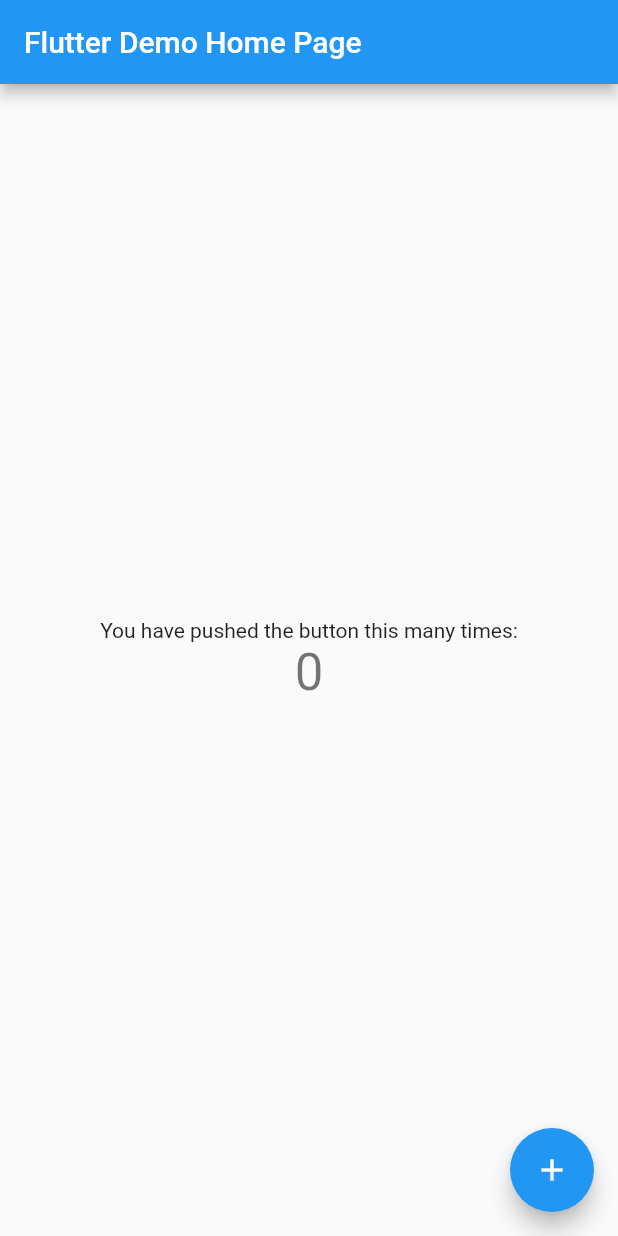
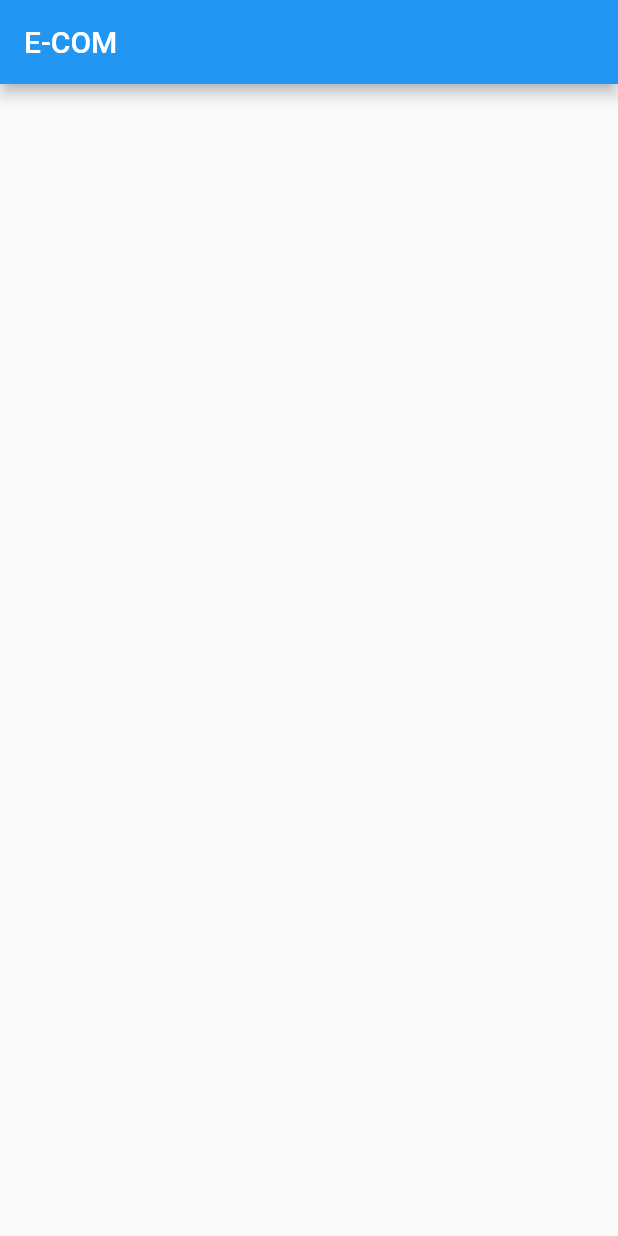
Before and after one commit to javed-khan-developer/e_commerce_app, a Flutter app: the screen it shows after launch, on a phone screen of 412 x 824 dp. Run offline on Flutter 3.47's test engine with Material 2 defaults, Android fonts, the phone set to English and light mode, and no system bars.

Commit message:
initial commit

```diff
--- a/lib/main.dart
+++ b/lib/main.dart
@@ -7,109 +7,31 @@ void main() {
 class MyApp extends StatelessWidget {
   const MyApp({super.key});
 
-  // This widget is the root of your application.
   @override
   Widget build(BuildContext context) {
     return MaterialApp(
-      title: 'Flutter Demo',
+      title: 'E-COMMERCE-APP',
       theme: ThemeData(
-        // This is the theme of your application.
-        //
-        // Try running your application with "flutter run". You'll see the
-        // application has a blue toolbar. Then, without quitting the app, try
-        // changing the primarySwatch below to Colors.green and then invoke
-        // "hot reload" (press "r" in the console where you ran "flutter run",
-        // or simply save your changes to "hot reload" in a Flutter IDE).
-        // Notice that the counter didn't reset back to zero; the application
-        // is not restarted.
         primarySwatch: Colors.blue,
       ),
-      home: const MyHomePage(title: 'Flutter Demo Home Page'),
+      home: const MyHomePage(),
     );
   }
 }
 
-class MyHomePage extends StatefulWidget {
-  const MyHomePage({super.key, required this.title});
-
-  // This widget is the home page of your application. It is stateful, meaning
-  // that it has a State object (defined below) that contains fields that affect
-  // how it looks.
-
-  // This class is the configuration for the state. It holds the values (in this
-  // case the title) provided by the parent (in this case the App widget) and
-  // used by the build method of the State. Fields in a Widget subclass are
-  // always marked "final".
-
-  final String title;
-
-  @override
-  State<MyHomePage> createState() => _MyHomePageState();
-}
-
-class _MyHomePageState extends State<MyHomePage> {
-  int _counter = 0;
-
-  void _incrementCounter() {
-    setState(() {
-      // This call to setState tells the Flutter framework that something has
-      // changed in this State, which causes it to rerun the build method below
-      // so that the display can reflect the updated values. If we changed
-      // _counter without calling setState(), then the build method would not be
-      // called again, and so nothing would appear to happen.
-      _counter++;
-    });
-  }
+class MyHomePage extends StatelessWidget {
+  const MyHomePage({super.key});
 
   @override
   Widget build(BuildContext context) {
-    // This method is rerun every time setState is called, for instance as done
-    // by the _incrementCounter method above.
-    //
-    // The Flutter framework has been optimized to make rerunning build methods
-    // fast, so that you can just rebuild anything that needs updating rather
-    // than having to individually change instances of widgets.
     return Scaffold(
       appBar: AppBar(
-        // Here we take the value from the MyHomePage object that was created by
-        // the App.build method, and use it to set our appbar title.
-        title: Text(widget.title),
+        title: const Text('E-COM'),
       ),
-      body: Center(
-        // Center is a layout widget. It takes a single child and positions it
-        // in the middle of the parent.
-        child: Column(
-          // Column is also a layout widget. It takes a list of children and
-          // arranges them vertically. By default, it sizes itself to fit its
-          // children horizontally, and tries to be as tall as its parent.
-          //
-          // Invoke "debug painting" (press "p" in the console, choose the
-          // "Toggle Debug Paint" action from the Flutter Inspector in Android
-          // Studio, or the "Toggle Debug Paint" command in Visual Studio Code)
-          // to see the wireframe for each widget.
-          //
-          // Column has various properties to control how it sizes itself and
-          // how it positions its children. Here we use mainAxisAlignment to
-          // center the children vertically; the main axis here is the vertical
-          // axis because Columns are vertical (the cross axis would be
-          // horizontal).
-          mainAxisAlignment: MainAxisAlignment.center,
-          children: <Widget>[
-            const Text(
-              'You have pushed the button this many times:',
-            ),
-            Text(
-              '$_counter',
-              style: Theme.of(context).textTheme.headlineMedium,
-            ),
-          ],
-        ),
+      body: Column(
+        mainAxisAlignment: MainAxisAlignment.center,
+        children: const [],
       ),
-      floatingActionButton: FloatingActionButton(
-        onPressed: _incrementCounter,
-        tooltip: 'Increment',
-        child: const Icon(Icons.add),
-      ), // This trailing comma makes auto-formatting nicer for build methods.
     );
   }
 }
```
